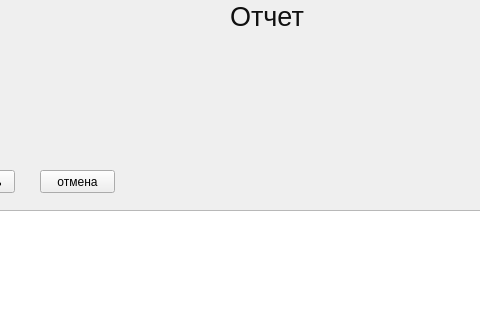
First picture: the form in cartridges/report_otcet.ui, repository Petrov03566/Practika, before the edit; both pictures show x 350 to 830 and y 0 to 320 of the 1270 by 898 pixel window.
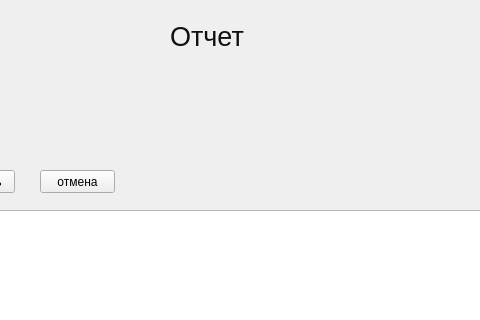
Second picture: the form after the edit.

```diff
--- a/cartridges/report_otcet.ui
+++ b/cartridges/report_otcet.ui
@@ -17,8 +17,8 @@
    <widget class="QLabel" name="label">
     <property name="geometry">
      <rect>
-      <x>580</x>
-      <y>0</y>
+      <x>520</x>
+      <y>20</y>
       <width>81</width>
       <height>33</height>
      </rect>
```
